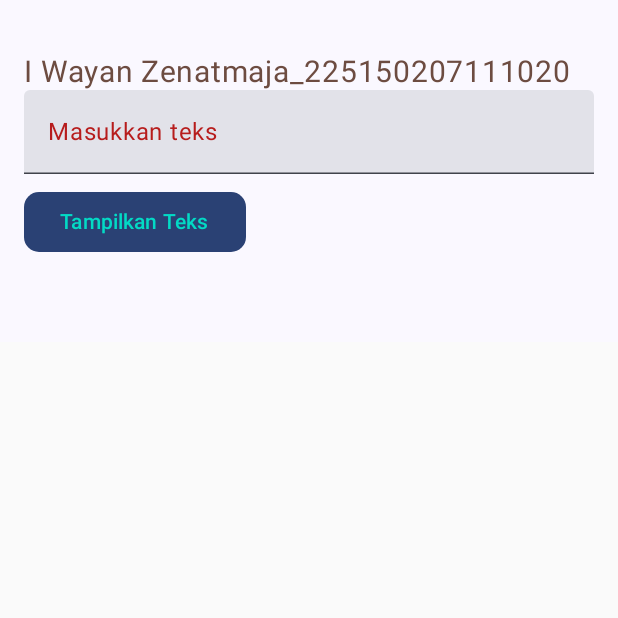
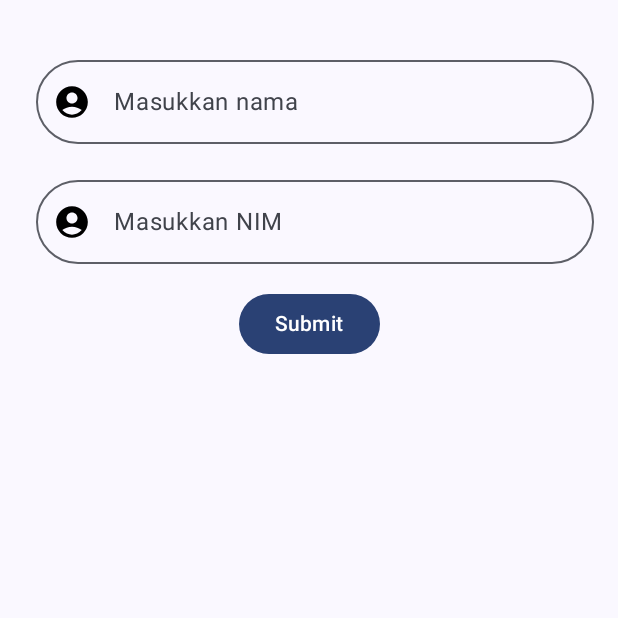
Before and after one commit to ivanz3natmaja/TugasPAPBku, an Android app built with Jetpack Compose: the screen it shows after launch (MainActivity), on a phone screen of 412 x 824 dp, the top half of it. Run offline under Robolectric (Android 15) with nearby library versions, the phone set to English and light mode, and no system bars.

Commit message:
Update MainActivity.kt
Tugas M3

```diff
--- a/ProjectComposeD/app/src/main/java/com/tifd/projectcomposed/MainActivity.kt
+++ b/ProjectComposeD/app/src/main/java/com/tifd/projectcomposed/MainActivity.kt
@@ -3,27 +3,26 @@ package com.tifd.projectcomposed
 import android.os.Bundle
 import androidx.activity.ComponentActivity
 import androidx.activity.compose.setContent
-import androidx.compose.foundation.layout.Column
-import androidx.compose.foundation.layout.fillMaxWidth
-import androidx.compose.foundation.layout.padding
-import androidx.compose.material3.Button
-import androidx.compose.material3.MaterialTheme
-import androidx.compose.material3.Surface
-import androidx.compose.material3.Text
-import androidx.compose.material3.TextField
-import androidx.compose.runtime.Composable
-import androidx.compose.runtime.mutableStateOf
-import androidx.compose.runtime.remember
+import androidx.compose.foundation.background
+import androidx.compose.foundation.layout.*
+import androidx.compose.material3.*
+import androidx.compose.runtime.*
 import androidx.compose.ui.Modifier
 import androidx.compose.ui.unit.dp
 import androidx.compose.ui.unit.sp
-import androidx.compose.runtime.getValue
-import androidx.compose.runtime.setValue
+import androidx.compose.ui.graphics.Color
+import androidx.compose.foundation.shape.RoundedCornerShape
+import androidx.compose.foundation.text.KeyboardOptions
+import androidx.compose.ui.res.colorResource
 import androidx.compose.ui.tooling.preview.Preview
+import androidx.compose.ui.Alignment
+import androidx.compose.ui.graphics.vector.ImageVector
+import androidx.compose.material.icons.Icons
+import androidx.compose.material.icons.filled.AccountCircle
+import androidx.compose.ui.text.TextStyle
+import androidx.compose.ui.text.font.FontWeight
+import androidx.compose.ui.text.input.KeyboardType
 import com.tifd.projectcomposed.ui.theme.ProjectComposeDTheme
-import androidx.compose.ui.graphics.Color
-import androidx.compose.foundation.shape.*
-import androidx.compose.ui.res.colorResource
 
 class MainActivity : ComponentActivity() {
     override fun onCreate(savedInstanceState: Bundle?) {
@@ -31,7 +30,7 @@ class MainActivity : ComponentActivity() {
         setContent {
             ProjectComposeDTheme {
                 Surface(
-                    modifier = Modifier.fillMaxWidth(),
+                    modifier = Modifier.fillMaxSize(),
                     color = MaterialTheme.colorScheme.background
                 ) {
                     InputOutputApp()
@@ -41,38 +40,117 @@ class MainActivity : ComponentActivity() {
     }
 }
 
+@Composable
+fun InputOutputApp() {
+    var inputText by remember { mutableStateOf("") }
+    var secondInputText by remember { mutableStateOf("") } // State for the second text field
+    var text by remember { mutableStateOf("") }
+    var showText by remember { mutableStateOf(false) }
+    Column(modifier = Modifier.padding(16.dp)) {
+
+        Spacer(modifier = Modifier.height(16.dp))
+
+        Row(
+            verticalAlignment = Alignment.CenterVertically,
+            modifier = Modifier.fillMaxWidth()
+        ) {
+            Spacer(modifier = Modifier.width(8.dp))
+
+            OutlinedTextField(
+                value = inputText,
+                onValueChange = { inputText = it },
+                label = { Text(text = "Masukkan nama") },
+                leadingIcon = {
+                    Icon(
+                        imageVector = Icons.Filled.AccountCircle,
+                        contentDescription = "Icon Profile",
+                        tint = Color.Black,
+                        modifier = Modifier.size(25.dp)
+                    )
+                },
+                modifier = Modifier
+                    .weight(1f)
+                    .fillMaxWidth(),
+                shape = RoundedCornerShape(90.dp)
+            )
+        }
+
+        Spacer(modifier = Modifier.height(16.dp))
+
+
+        Row(
+            verticalAlignment = Alignment.CenterVertically,
+            modifier = Modifier.fillMaxWidth()
+        ) {
+            Spacer(modifier = Modifier.width(8.dp))
+            OutlinedTextField(
+                value = secondInputText,
+                onValueChange = {
+                    // Allow only digits in the input
+                    if (it.all { char -> char.isDigit() }) {
+                        secondInputText = it
+                    }
+                },
+                label = { Text(text = "Masukkan NIM") },
+                leadingIcon = {
+                    Icon(
+                        imageVector = Icons.Filled.AccountCircle,
+                        contentDescription = "Icon Profile",
+                        tint = Color.Black,
+                        modifier = Modifier.size(25.dp)
+                    )
+                },
+                modifier = Modifier
+                    .weight(1f)
+                    .fillMaxWidth(),
+                shape = RoundedCornerShape(90.dp),
+                keyboardOptions = KeyboardOptions(keyboardType = KeyboardType.Number)
+            )
+        }
+
+        Spacer(modifier = Modifier.height(16.dp))
+
+        Button(
+            onClick = {
+                text = "$inputText\n$secondInputText"
+                showText=true
+            },
+            modifier = Modifier.align(Alignment.CenterHorizontally)
+        ) {
+            Text(text = "Submit")
+        }
+
+        Spacer(modifier = Modifier.height(16.dp))
+
+        if (showText){
+            Box(
+                modifier = Modifier
+                    .padding(top = 16.dp)
+                    .background(Color.LightGray, shape = RoundedCornerShape(8.dp))
+                    .padding(16.dp)
+            ) {
+                Text (
+                    text = text,
+                    style = TextStyle(
+                        fontSize = 16.sp,
+                        fontWeight = FontWeight.Bold,
+                        color = Color.Black
+                    )
+                )
+            }
+
+        }
+
+
+    }
+}
+
+
 
 @Preview(showBackground = true)
 @Composable
-fun InputOutputApp() {
-    var text by remember { mutableStateOf("") }
-    var outputText by remember { mutableStateOf("") }
-
-    Column(modifier = Modifier.padding(16.dp)) {
-        Text(
-            text = "I Wayan Zenatmaja_225150207111020",
-            fontSize = 20.sp,
-            modifier = Modifier.padding(top = 20.dp),
-            color = Color(0xFF6D4C41)
-        )
-        TextField(
-            value = text,
-            onValueChange = { text = it },
-            modifier = Modifier.fillMaxWidth(),
-            label = { Text("Masukkan teks",color=Color(0xFFB71C1C)) }
-        )
-        Button(
-            onClick = { outputText = text },
-            modifier = Modifier.padding(top = 8.dp),
-            shape =  RoundedCornerShape(10.dp)
-
-        ) {
-            Text("Tampilkan Teks",color=Color(0xFF03DAC5))
-        }
-        Text(
-            text = outputText,
-            fontSize = 20.sp,
-            modifier = Modifier.padding(top = 16.dp), color=Color(0xFF388E3C)
-        )
+fun PreviewInputOutputApp() {
+    ProjectComposeDTheme {
+        InputOutputApp()
     }
 }
```
